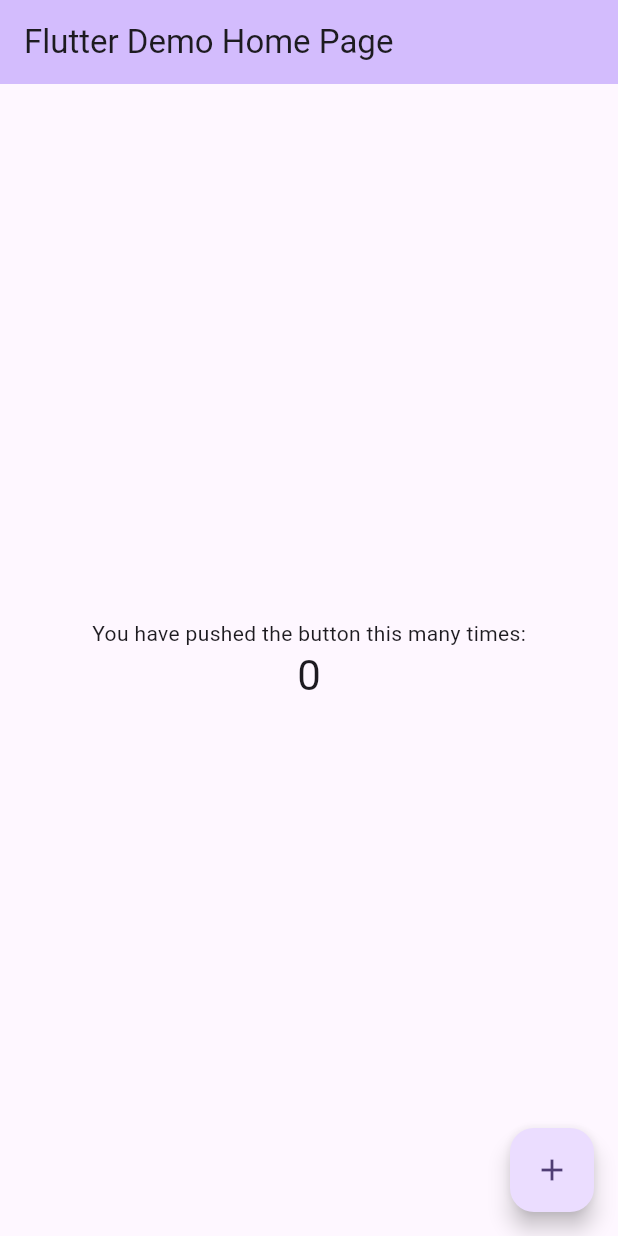
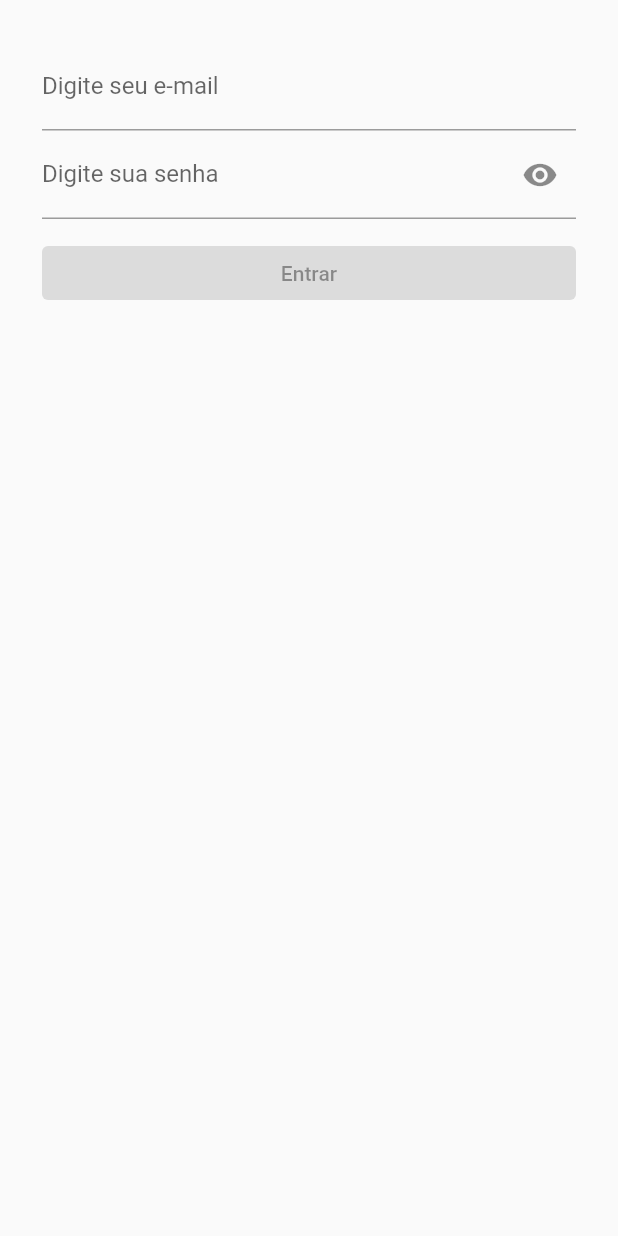
Before and after one commit to GabriCw/ProjetoProgramacao, a Flutter app: the screen it shows after launch, on a phone screen of 412 x 824 dp. Run offline on Flutter 3.47's test engine with Material 2 defaults, Android fonts, the light colour scheme and no system bars; our stand-ins replace cherry_toast, email_validator, rxdart.

Commit message:
Tela de login em construção.

```diff
--- a/frontend/viaggo_frontend_flutter/lib/main.dart
+++ b/frontend/viaggo_frontend_flutter/lib/main.dart
@@ -1,125 +1,6 @@
 import 'package:flutter/material.dart';
+import 'src/app.dart';
 
 void main() {
-  runApp(const MyApp());
+  runApp(App());
 }
-
-class MyApp extends StatelessWidget {
-  const MyApp({super.key});
-
-  // This widget is the root of your application.
-  @override
-  Widget build(BuildContext context) {
-    return MaterialApp(
-      title: 'Flutter Demo',
-      theme: ThemeData(
-        // This is the theme of your application.
-        //
-        // TRY THIS: Try running your application with "flutter run". You'll see
-        // the application has a blue toolbar. Then, without quitting the app,
-        // try changing the seedColor in the colorScheme below to Colors.green
-        // and then invoke "hot reload" (save your changes or press the "hot
-        // reload" button in a Flutter-supported IDE, or press "r" if you used
-        // the command line to start the app).
-        //
-        // Notice that the counter didn't reset back to zero; the application
-        // state is not lost during the reload. To reset the state, use hot
-        // restart instead.
-        //
-        // This works for code too, not just values: Most code changes can be
-        // tested with just a hot reload.
-        colorScheme: ColorScheme.fromSeed(seedColor: Colors.deepPurple),
-        useMaterial3: true,
-      ),
-      home: const MyHomePage(title: 'Flutter Demo Home Page'),
-    );
-  }
-}
-
-class MyHomePage extends StatefulWidget {
-  const MyHomePage({super.key, required this.title});
-
-  // This widget is the home page of your application. It is stateful, meaning
-  // that it has a State object (defined below) that contains fields that affect
-  // how it looks.
-
-  // This class is the configuration for the state. It holds the values (in this
-  // case the title) provided by the parent (in this case the App widget) and
-  // used by the build method of the State. Fields in a Widget subclass are
-  // always marked "final".
-
-  final String title;
-
-  @override
-  State<MyHomePage> createState() => _MyHomePageState();
-}
-
-class _MyHomePageState extends State<MyHomePage> {
-  int _counter = 0;
-
-  void _incrementCounter() {
-    setState(() {
-      // This call to setState tells the Flutter framework that something has
-      // changed in this State, which causes it to rerun the build method below
-      // so that the display can reflect the updated values. If we changed
-      // _counter without calling setState(), then the build method would not be
-      // called again, and so nothing would appear to happen.
-      _counter++;
-    });
-  }
-
-  @override
-  Widget build(BuildContext context) {
-    // This method is rerun every time setState is called, for instance as done
-    // by the _incrementCounter method above.
-    //
-    // The Flutter framework has been optimized to make rerunning build methods
-    // fast, so that you can just rebuild anything that needs updating rather
-    // than having to individually change instances of widgets.
-    return Scaffold(
-      appBar: AppBar(
-        // TRY THIS: Try changing the color here to a specific color (to
-        // Colors.amber, perhaps?) and trigger a hot reload to see the AppBar
-        // change color while the other colors stay the same.
-        backgroundColor: Theme.of(context).colorScheme.inversePrimary,
-        // Here we take the value from the MyHomePage object that was created by
-        // the App.build method, and use it to set our appbar title.
-        title: Text(widget.title),
-      ),
-      body: Center(
-        // Center is a layout widget. It takes a single child and positions it
-        // in the middle of the parent.
-        child: Column(
-          // Column is also a layout widget. It takes a list of children and
-          // arranges them vertically. By default, it sizes itself to fit its
-          // children horizontally, and tries to be as tall as its parent.
-          //
-          // Column has various properties to control how it sizes itself and
-          // how it positions its children. Here we use mainAxisAlignment to
-          // center the children vertically; the main axis here is the vertical
-          // axis because Columns are vertical (the cross axis would be
-          // horizontal).
-          //
-          // TRY THIS: Invoke "debug painting" (choose the "Toggle Debug Paint"
-          // action in the IDE, or press "p" in the console), to see the
-          // wireframe for each widget.
-          mainAxisAlignment: MainAxisAlignment.center,
-          children: <Widget>[
-            const Text(
-              'You have pushed the button this many times:',
-            ),
-            Text(
-              '$_counter',
-              style: Theme.of(context).textTheme.headlineMedium,
-            ),
-          ],
-        ),
-      ),
-      floatingActionButton: FloatingActionButton(
-        onPressed: _incrementCounter,
-        tooltip: 'Increment',
-        child: const Icon(Icons.add),
-      ), // This trailing comma makes auto-formatting nicer for build methods.
-    );
-  }
-}
--- /dev/null
+++ b/frontend/viaggo_frontend_flutter/lib/src/app.dart
@@ -0,0 +1,16 @@
+import 'package:flutter/material.dart';
+import './telas/login_tela.dart';
+import 'blocs/provider.dart';
+class App extends StatelessWidget {
+  @override
+  Widget build(BuildContext context) {
+    return Provider(
+      child: MaterialApp(
+        title: 'Login',
+        home: Scaffold(
+          body: LoginTela()
+        )
+      )
+    );
+  }
+}
--- /dev/null
+++ b/frontend/viaggo_frontend_flutter/lib/src/blocs/bloc.dart
@@ -0,0 +1,33 @@
+import 'dart:async';
+import 'package:rxdart/rxdart.dart';
+import 'package:gerenciamento_de_estado/src/blocs/validators.dart';
+import 'package:cherry_toast/cherry_toast.dart';
+import 'package:flutter/material.dart';
+
+class Bloc with Validators {
+  final _emailController = BehaviorSubject<String>();
+  final _passwordController = BehaviorSubject<String>();
+  var isObscure = BehaviorSubject();
+
+  Stream<String> get email => _emailController.stream.transform(validate_Email);
+  Stream<String> get password =>
+      _passwordController.stream.transform(validate_Password);
+  Stream<bool> get emailAndPasswordAreOk =>
+      CombineLatestStream.combine2(email, password, (e, p) => true);
+  void get pisObscure => isObscure.sink.add(true);
+
+  void submitForm(BuildContext context) {
+    final email = _emailController.value;
+    final password = _passwordController.value;
+    CherryToast.success(title: Text('$email, $password')).show(context);
+  }
+
+  Function(String) get changeEmail => _emailController.sink.add;
+  Function(String) get changePassword => _passwordController.sink.add;
+  void get changeState => isObscure.sink.add(!isObscure.value);
+
+  void dispose() {
+    _emailController.close();
+    _passwordController.close();
+  }
+}
--- /dev/null
+++ b/frontend/viaggo_frontend_flutter/lib/src/blocs/provider.dart
@@ -0,0 +1,14 @@
+import 'package:flutter/material.dart';
+import 'bloc.dart';
+
+class Provider extends InheritedWidget{
+  Provider({Key? key, required Widget child}): super(key: key, child: child);
+  final bloc = Bloc();
+
+  @override
+  bool updateShouldNotify(covariant InheritedWidget oldWidget) => true;
+
+  static Bloc of(BuildContext context){
+    return (context.dependOnInheritedWidgetOfExactType<Provider>())!.bloc;
+  }
+}
--- /dev/null
+++ b/frontend/viaggo_frontend_flutter/lib/src/blocs/validators.dart
@@ -0,0 +1,29 @@
+import 'dart:async';
+import 'package:email_validator/email_validator.dart';
+
+mixin Validators {
+  final validate_Email =
+      StreamTransformer<String, String>.fromHandlers(handleData: (email, sink) {
+    if (EmailValidator.validate(email)) {
+      sink.add(email);
+    } else {
+      sink.addError('Insira um e-mail válido');
+    }
+  });
+  final validate_Password = StreamTransformer<String, String>.fromHandlers(
+    handleData: (password, sink) {
+      // Usar regExp para verificar se a password contem
+      // Pelo menos uma maiuscula
+      RegExp exp = RegExp("[A-Z]+");
+      if (!exp.hasMatch(password)) {
+        sink.addError('A senha deve conter pelo menos uma letra maiúscula');
+        return;
+      } else if (password.length < 8) {
+        sink.addError('A senha deve conter pelo menos 8 caracteres');
+        return;
+      } else {
+        sink.add(password);
+      }
+    },
+  );
+}
--- /dev/null
+++ b/frontend/viaggo_frontend_flutter/lib/src/telas/login_tela.dart
@@ -0,0 +1,85 @@
+import 'package:flutter/material.dart';
+import '../blocs/bloc.dart';
+import '../blocs/provider.dart';
+
+class LoginTela extends StatelessWidget {
+  @override
+  Widget build(BuildContext context) {
+    final bloc = Provider.of(context);
+    return Container(
+      margin: EdgeInsets.all(28),
+      child: Column(
+        children: [
+          emailField(bloc),
+          passwordField(bloc),
+          Row(children: [
+            Expanded(
+              child: Container(
+                  margin: EdgeInsets.only(top: 12), child: submitButton(bloc)),
+            )
+          ])
+        ],
+      ),
+    );
+  }
+
+  Widget emailField(Bloc bloc) {
+    return StreamBuilder(
+      stream: bloc.email,
+      builder: (context, AsyncSnapshot<String> snapshot) {
+        return TextField(
+            onChanged: (newValue) {
+              bloc.changeEmail(newValue);
+            },
+            keyboardType: TextInputType.emailAddress,
+            decoration: InputDecoration(
+                hintText: 'seu@email.com',
+                labelText: 'Digite seu e-mail',
+                errorText: snapshot.error
+                    ?.toString() //outra forma de fazer a mesma coisa
+                ));
+      },
+    );
+  }
+
+  Widget passwordField(Bloc bloc) {
+    // var ps = true;
+    // print(ps);
+    bloc.pisObscure;
+    return StreamBuilder(
+      stream: bloc.password,
+      builder: (context, AsyncSnapshot<String> snapshot) => TextField(
+        onChanged: bloc.changePassword, //mais uma forma de fazer a mesma coisa
+        decoration: InputDecoration(
+            hintText: 'Senha',
+            labelText: 'Digite sua senha',
+            // resolvendo o problema do null no inicio
+            errorText: snapshot.error.toString() == 'null'
+                ? null
+                : snapshot.error.toString(),
+            suffixIcon: IconButton(
+                icon: Icon(
+                    bloc.isObscure.value ? Icons.visibility : Icons.visibility_off),
+                onPressed: () {
+                  print(bloc.isObscure.valueOrNull);
+                  bloc.changeState;
+                  print(bloc.isObscure.valueOrNull);
+                })),
+        obscureText: bloc.isObscure.value,
+      ),
+    );
+    // return TextField(
+  }
+
+  Widget submitButton(Bloc bloc) {
+    return StreamBuilder(
+      stream: bloc.emailAndPasswordAreOk,
+      builder: (context, AsyncSnapshot<bool> snapshot) {
+        return ElevatedButton(
+          onPressed: snapshot.hasData ? () => bloc.submitForm(context) : null,
+          child: Text('Entrar'),
+        );
+      },
+    );
+  }
+}
```
Also changed, not shown: frontend/viaggo_frontend_flutter/pubspec.yaml (+5 -2 lines), frontend/viaggo_frontend_flutter/pubspec.lock.
